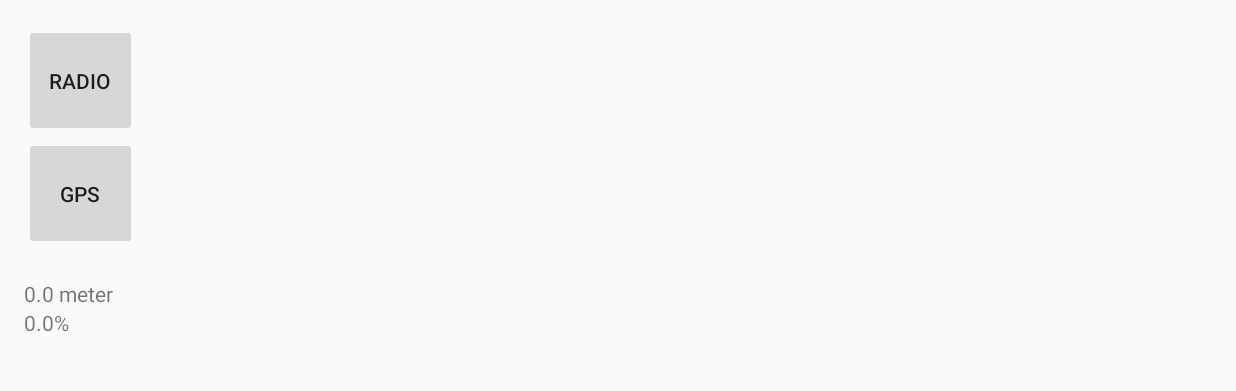
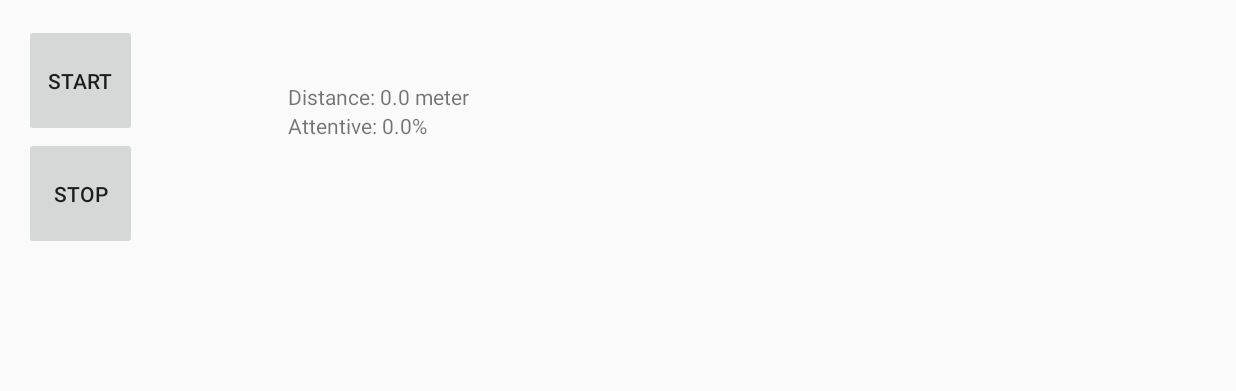
Before and after one commit to Zhinaz/P10LeapMotion, an Android app: the screen it shows after launch (MainActivity), in the options menu, after a tap on "Discover", on a phone screen of 824 x 412 dp (held sideways), the part 72-463 px from its top. Run offline under Robolectric (Android 15) with nearby library versions, the phone set to English and light mode, and no system bars; 4 statements that could not run were skipped.

Commit message:
Det pisse fedt

```diff
--- a/app/src/main/java/p10/p10leapmotion/MainActivity.java
+++ b/app/src/main/java/p10/p10leapmotion/MainActivity.java
@@ -62,6 +62,7 @@ public class MainActivity extends AppCompatActivity implements
     public TextView txt_location;
     public TextView txt_distance;
     public TextView txt_attentive;
+    public TextView txt_speed;
     public Button radio_button;
     public Button gps_button;
     public GifImageView gifImageView;
@@ -234,6 +235,7 @@ public class MainActivity extends AppCompatActivity implements
         if (mLastLocation != null) {
             txt_location.setText(String.valueOf(mLastLocation.getLatitude()) + ", "
                     + String.valueOf(mLastLocation.getLongitude()));
+            txt_speed.setText("Speed: " + String.valueOf(mLastLocation.getSpeed()) + " km/h");
         }
 
         LocationSettingsRequest.Builder builder = new LocationSettingsRequest.Builder()
@@ -294,6 +296,7 @@ public class MainActivity extends AppCompatActivity implements
         txt_location = (TextView) findViewById(R.id.txt_location);
         txt_attentive = (TextView) findViewById(R.id.txt_attentive);
         txt_distance = (TextView) findViewById(R.id.txt_distance);
+        txt_speed = (TextView) findViewById(R.id.txt_speed);
 
         radio_button = (Button) findViewById(R.id.btn_radio);
         radio_button.setOnClickListener(new View.OnClickListener() {
@@ -402,9 +405,9 @@ public class MainActivity extends AppCompatActivity implements
             distanceLocationsList.add(location);
         }
 
-        txt_location.setText(String.valueOf(location.getLatitude()) + ", "
-                + String.valueOf(location.getLongitude()) + ", DatSpeed: "
-                + String.valueOf(location.getSpeed()));
+        txt_location.setText("Location: " + String.valueOf(location.getLatitude()) + ", "
+                + String.valueOf(location.getLongitude()));
+        txt_speed.setText("Speed: " + String.valueOf(location.getSpeed()) + " km/h");
     }
 
     private float calculateSpeed(Location location) {
@@ -438,8 +441,8 @@ public class MainActivity extends AppCompatActivity implements
         float totalDistance = calculateDistance();
         float attentivePercentage = calculateAttentivePercentage();
 
-        txt_distance.setText(String.valueOf(totalDistance) + " meter");
-        txt_attentive.setText(String.valueOf(attentivePercentage) + "%");
+        txt_distance.setText("Distance: " + String.valueOf(totalDistance) + " meter");
+        txt_attentive.setText("Attentive: " + String.valueOf(attentivePercentage) + "%");
     }
 
     private float calculateDistance() {
@@ -617,12 +620,11 @@ public class MainActivity extends AppCompatActivity implements
         }
     }
 
-
     private void handleBluetoothMessage(String message) {
         // Example message is: "INATTENTIVE 3.0 1.0" First value is predictedRight, second is predictedLeft
         String[] temp = message.split(" ");
 
-        addToStateList(temp[0]);
+        // addToStateList(temp[0]); // Starts immediate feedback
         if (dataCollecting) {
             attentiveStatesList.add(temp[0]);
 
@@ -670,13 +672,7 @@ public class MainActivity extends AppCompatActivity implements
                     // construct a string from the valid bytes in the buffer
                     String readMessage = new String(readBuf, 0, msg.arg1);
                     System.out.println(mConnectedDeviceName + ":  " + readMessage);
-                    //Toast.makeText(getApplicationContext(), readMessage, Toast.LENGTH_SHORT).show();
-
                     handleBluetoothMessage(readMessage);
-                    /*if (dataCollecting) {
-                        attentiveStatesList.add(readMessage);
-                    }*/
-                    //addToStateList(readMessage);
 
                     break;
                 case MESSAGE_DEVICE_NAME:
--- a/app/src/main/res/layout/activity_main.xml
+++ b/app/src/main/res/layout/activity_main.xml
@@ -41,7 +41,7 @@
                 android:id="@+id/btn_radio"
                 android:layout_width="75dp"
                 android:layout_height="75dp"
-                android:text="Radio"
+                android:text="Start"
                 tools:layout_editor_absoluteX="16dp"
                 tools:layout_editor_absoluteY="16dp" />
 
@@ -49,9 +49,25 @@
                 android:id="@+id/btn_gps"
                 android:layout_width="75dp"
                 android:layout_height="75dp"
-                android:text="GPS"
+                android:text="Stop"
                 tools:layout_editor_absoluteX="16dp"
                 tools:layout_editor_absoluteY="16dp" />
+
+        </LinearLayout>
+
+        <LinearLayout
+            android:layout_width="match_parent"
+            android:layout_height="match_parent"
+            android:layout_marginBottom="8dp"
+            android:layout_marginLeft="8dp"
+            android:layout_marginRight="8dp"
+            android:layout_marginTop="8dp"
+            android:orientation="vertical"
+            app:layout_constraintBottom_toBottomOf="parent"
+            app:layout_constraintHorizontal_bias="0.5"
+            app:layout_constraintLeft_toLeftOf="parent"
+            app:layout_constraintRight_toRightOf="parent"
+            app:layout_constraintTop_toTopOf="parent">
 
             <TextView
                 android:id="@+id/txt_location"
@@ -60,33 +76,32 @@
                 tools:text="Location" />
 
             <TextView
+                android:id="@+id/txt_speed"
+                android:layout_width="match_parent"
+                android:layout_height="wrap_content"
+                tools:text="Speed" />
+
+            <TextView
                 android:id="@+id/txt_distance"
                 android:layout_width="match_parent"
                 android:layout_height="wrap_content"
+                android:text="Distance: 0 meter"
                 tools:text="Distance" />
 
             <TextView
                 android:id="@+id/txt_attentive"
                 android:layout_width="match_parent"
                 android:layout_height="wrap_content"
+                android:text="Attentive: 0%"
                 tools:text="Attentive" />
 
+            <p10.p10leapmotion.GifImageView
+                android:id="@+id/GifImageView"
+                android:layout_width="match_parent"
+                android:layout_height="match_parent"
+                android:adjustViewBounds="true"/>
 
         </LinearLayout>
-
-        <p10.p10leapmotion.GifImageView
-            android:id="@+id/GifImageView"
-            android:layout_width="match_parent"
-            android:layout_height="match_parent"
-            android:adjustViewBounds="true"/>
-
-        <!--<ImageView
-            android:id="@+id/imageView"
-            android:layout_width="wrap_content"
-            android:layout_height="wrap_content"
-            android:layout_weight="1"
-            app:srcCompat="@mipmap/ic_launcher_round" />-->
-
 
     </LinearLayout>
 
```
